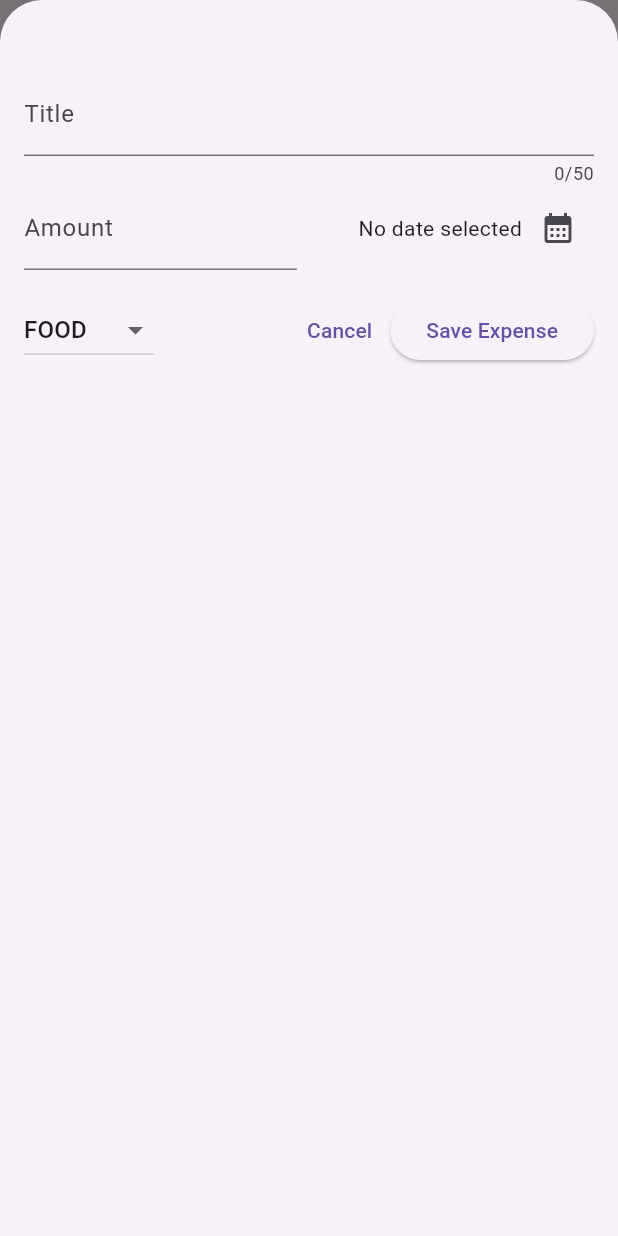
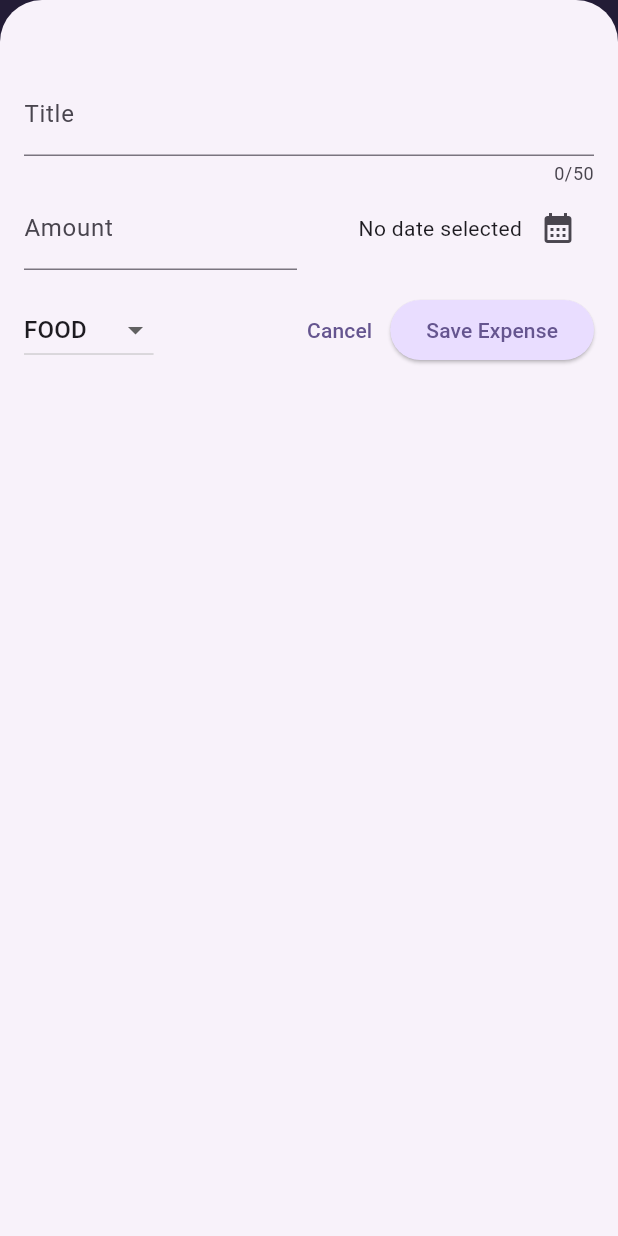
Before and after one commit to jvcarpena/expense-tracker-app, a Flutter app: the screen it shows after launch, after a tap on the "add" icon, on a phone screen of 412 x 824 dp. Run offline on Flutter 3.47's test engine with Material 3 defaults, Android fonts, the phone set to English and light mode, and no system bars.

Commit message:
Styling the app using the Theming technique and add Dark mode.

```diff
--- a/lib/main.dart
+++ b/lib/main.dart
@@ -1,9 +1,64 @@
 import 'package:expense_tracker/widgets/expenses.dart';
 import 'package:flutter/material.dart';
+
+var kColorScheme = ColorScheme.fromSeed(
+  seedColor: const Color.fromARGB(255, 96, 59, 181),
+);
+
+var kDarkColorScheme = ColorScheme.fromSeed(
+  brightness: Brightness.dark,
+  seedColor: const Color.fromARGB(255, 5, 99, 125),
+);
 
 void main() {
   runApp(
     MaterialApp(
+      darkTheme: ThemeData.dark().copyWith(
+        colorScheme: kDarkColorScheme,
+        cardTheme: CardThemeData().copyWith(
+          color: kDarkColorScheme.secondaryContainer,
+          margin: EdgeInsets.symmetric(horizontal: 16, vertical: 6),
+        ),
+        textTheme: ThemeData().textTheme.copyWith(
+          titleLarge: TextStyle(
+            fontWeight: FontWeight.normal,
+            color: kDarkColorScheme.onSecondaryContainer,
+            fontSize: 18,
+          ),
+        ),
+        elevatedButtonTheme: ElevatedButtonThemeData(
+          style: ElevatedButton.styleFrom(
+            backgroundColor: kDarkColorScheme.primaryContainer,
+            foregroundColor: kDarkColorScheme.onPrimaryContainer,
+          ),
+        ),
+      ),
+
+      theme: ThemeData().copyWith(
+        colorScheme: kColorScheme,
+        appBarTheme: AppBarTheme().copyWith(
+          backgroundColor: kColorScheme.onPrimaryContainer,
+          foregroundColor: kColorScheme.primaryContainer,
+        ),
+        cardTheme: CardThemeData().copyWith(
+          color: kColorScheme.secondaryContainer,
+          margin: EdgeInsets.symmetric(horizontal: 16, vertical: 6),
+        ),
+        elevatedButtonTheme: ElevatedButtonThemeData(
+          style: ElevatedButton.styleFrom(
+            backgroundColor: kColorScheme.primaryContainer,
+          ),
+        ),
+        textTheme: ThemeData().textTheme.copyWith(
+          titleLarge: TextStyle(
+            fontWeight: FontWeight.normal,
+            color: kColorScheme.onSecondaryContainer,
+            fontSize: 18,
+          ),
+        ),
+      ),
+
+      // themeMode: ThemeMode.system, // this is the default setting.
       home: Expenses(),
     ),
   );
--- a/lib/widgets/expenses.dart
+++ b/lib/widgets/expenses.dart
@@ -42,8 +42,47 @@ class _ExpensesState extends State<Expenses> {
     });
   }
 
+  // TO REMOVE A SPECIFIC EXPENSE ON THE LIST
+  // TO SHOW TO USER THAT A EXPENSE WAS DELETED
+  // ALSO TO ADD THE EXPENSE AGAIN USING list.insert(index, element)
+  // IF THE USER CLICK THE 'Undo'
+  void _removeExpense(Expense expense) {
+    final expenseIndex = _registeredExpenses.indexOf(expense);
+
+    setState(() {
+      _registeredExpenses.remove(expense);
+    });
+
+    ScaffoldMessenger.of(context).clearSnackBars();
+    ScaffoldMessenger.of(context).showSnackBar(
+      SnackBar(
+        duration: const Duration(seconds: 3),
+        content: const Text('Expense deleted.'),
+        action: SnackBarAction(
+          label: 'Undo',
+          onPressed: () {
+            setState(() {
+              _registeredExpenses.insert(expenseIndex, expense);
+            });
+          },
+        ),
+      ),
+    );
+  }
+
   @override
   Widget build(BuildContext context) {
+    Widget mainContent = Center(
+      child: Text('No expenses found. Start adding some!'),
+    );
+
+    if (_registeredExpenses.isNotEmpty) {
+      mainContent = ExpensesList(
+        expenses: _registeredExpenses,
+        onRemoveExpense: _removeExpense,
+      );
+    }
+
     return Scaffold(
       appBar: AppBar(
         title: const Text('Flutter Expense Tracker'),
@@ -58,7 +97,7 @@ class _ExpensesState extends State<Expenses> {
         children: [
           Text('The Chart'),
           Expanded(
-            child: ExpensesList(expenses: _registeredExpenses),
+            child: mainContent,
           ),
         ],
       ),
--- a/lib/widgets/expenses_list/expense_item.dart
+++ b/lib/widgets/expenses_list/expense_item.dart
@@ -15,8 +15,18 @@ class ExpenseItem extends StatelessWidget {
           vertical: 16,
         ),
         child: Column(
+          crossAxisAlignment: CrossAxisAlignment.start,
           children: [
-            Text(expense.title),
+            Text(
+              expense.title,
+              style:
+                  Theme.of(
+                    context,
+                  ).textTheme.titleLarge!.copyWith(
+                    fontSize: 16,
+                    fontWeight: FontWeight.bold,
+                  ),
+            ),
             const SizedBox(height: 4),
             Row(
               children: [
--- a/lib/widgets/expenses_list/expenses_list.dart
+++ b/lib/widgets/expenses_list/expenses_list.dart
@@ -3,15 +3,32 @@ import 'package:expense_tracker/widgets/expenses_list/expense_item.dart';
 import 'package:flutter/material.dart';
 
 class ExpensesList extends StatelessWidget {
-  const ExpensesList({super.key, required this.expenses});
+  const ExpensesList({
+    super.key,
+    required this.expenses,
+    required this.onRemoveExpense,
+  });
 
   final List<Expense> expenses;
+  final void Function(Expense expense) onRemoveExpense;
 
   @override
   Widget build(BuildContext context) {
     return ListView.builder(
       itemCount: expenses.length,
-      itemBuilder: (ctx, index) => ExpenseItem(expense: expenses[index]),
+      itemBuilder: (ctx, index) => Dismissible(
+        key: ValueKey(expenses[index]),
+        background: Container(
+          color: Theme.of(context).colorScheme.error.withValues(alpha: 0.50),
+          margin: EdgeInsets.symmetric(
+            horizontal: Theme.of(context).cardTheme.margin!.horizontal,
+          ),
+        ),
+        onDismissed: (direction) {
+          onRemoveExpense(expenses[index]);
+        },
+        child: ExpenseItem(expense: expenses[index]),
+      ),
     );
   }
 }
```
